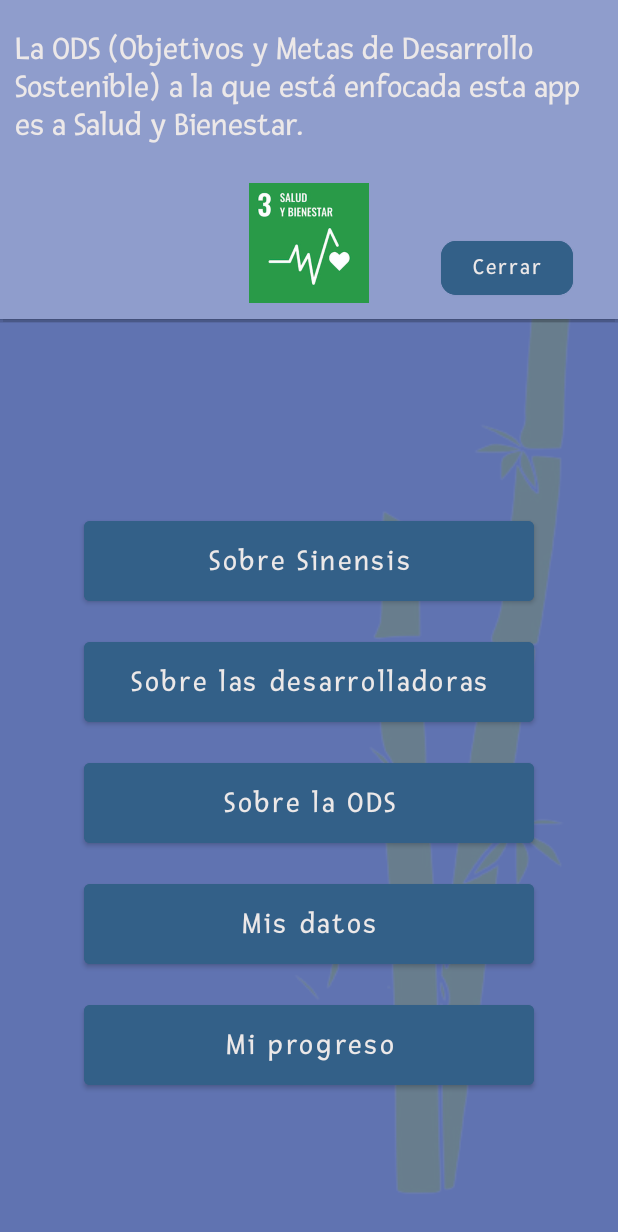
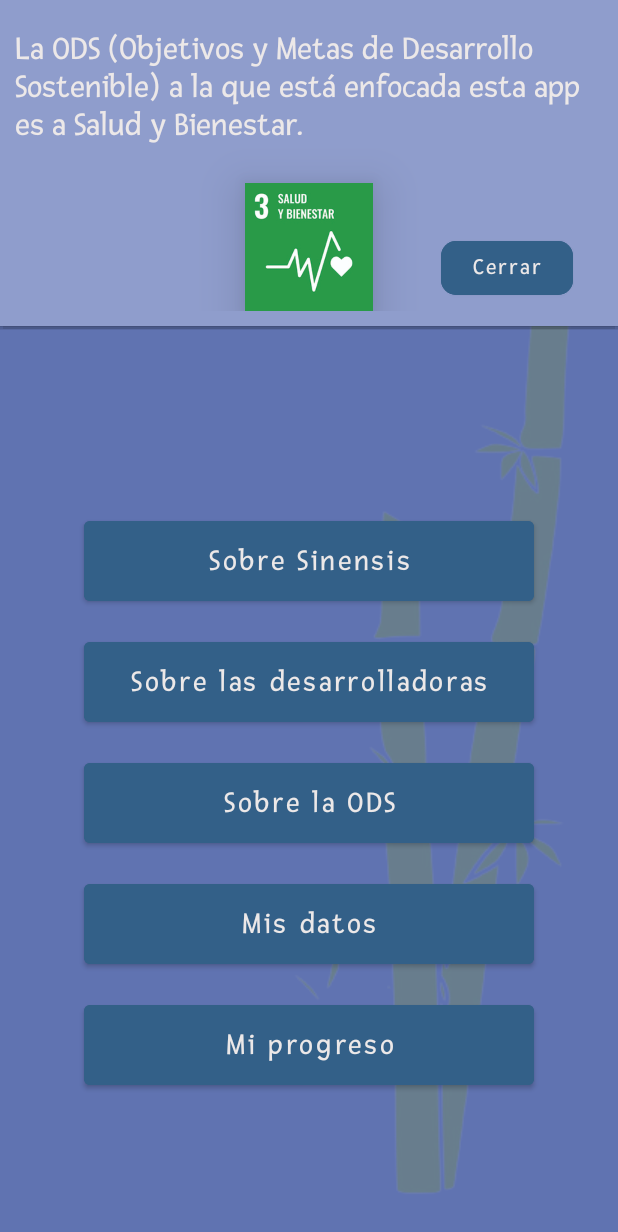
Before and after one commit to anastasia-evil/sinensis_app, an Android app: the activity_ajustes screen opened directly, with no data from a screen before it, after a tap on "Sobre la ODS", on a phone screen of 412 x 824 dp. Shown: the top 1232 px of the screen. Run offline under Robolectric (Android 15) with nearby library versions, the phone set to English and light mode, and no system bars.

Commit message:
imagen ods con enlace y nivel de estres en string

```diff
--- a/app/src/main/res/layout/popup_ajustes.xml
+++ b/app/src/main/res/layout/popup_ajustes.xml
@@ -68,15 +68,14 @@
         app:layout_constraintBottom_toTopOf="@id/imagen_ods"
         app:layout_constraintTop_toBottomOf="@+id/moneda" />
 
-    <ImageView
+    <ImageButton
         android:id="@+id/imagen_ods"
-        android:layout_width="80dp"
-        android:layout_height="80dp"
+        android:layout_width="85dp"
+        android:layout_height="85dp"
         android:layout_marginTop="25dp"
-        android:src="@drawable/ods"
         android:foregroundGravity="center"
         android:elevation="20dp"
-        android:background="?attr/selectableItemBackgroundBorderless"
+        android:background="@drawable/ods"
         app:layout_constraintEnd_toEndOf="parent"
         app:layout_constraintStart_toStartOf="parent"
         app:layout_constraintTop_toBottomOf="@+id/contenido"
--- a/app/src/main/res/values/strings.xml
+++ b/app/src/main/res/values/strings.xml
@@ -38,7 +38,7 @@
 
 
     <!--Principal-->
-    <string name="bienvenida">Hola %s! Estas son las actividades añadidas a tu plan. Seleccione alguna de ellas para empezar y añadirlas a tus recordatorios</string>
+    <string name="bienvenida">¡Hola %s! Estas son las actividades añadidas a tu plan. Seleccione alguna de ellas para empezar y añadirlas a tus recordatorios.</string>
     <string name="anadir">Añadir actividad</string>
 
     <!--Actividad-->
@@ -77,6 +77,7 @@
     <string name="enlace_leer_jovenes">https://stylelovely.com/galeria/libros-tienes-leer/161898/image/161925</string>
     <string name="enlace_cartelera">https://www.filmaffinity.com/es/cat_new_th_es.html</string>
     <string name="enlace_calendario">https://calendar.google.com</string>
+    <string name="enlace_ods">https://www.un.org/sustainabledevelopment/es/health/</string>
 
     <!--TOAST-->
     <string name="actividad_eliminada">Actividad eliminada</string>
@@ -90,7 +91,7 @@
     <!--NOMBRE DE ACTIVIDADES-->
     <string name="respiraciones_guiadas">Respiraciones guiadas</string>
     <string name="sonidos_relajantes">Sonidos Relajantes</string>
-    <string name="audioguia">Audioguia</string>
+    <string name="audioguia">Audioguía</string>
 
 
 
```
Also changed, not shown: app/src/main/java/com/example/sinensis/activity_ajustes.java (+22 -4 lines), app/src/main/java/com/example/sinensis/activity_datos.java (+2 -28 lines).
